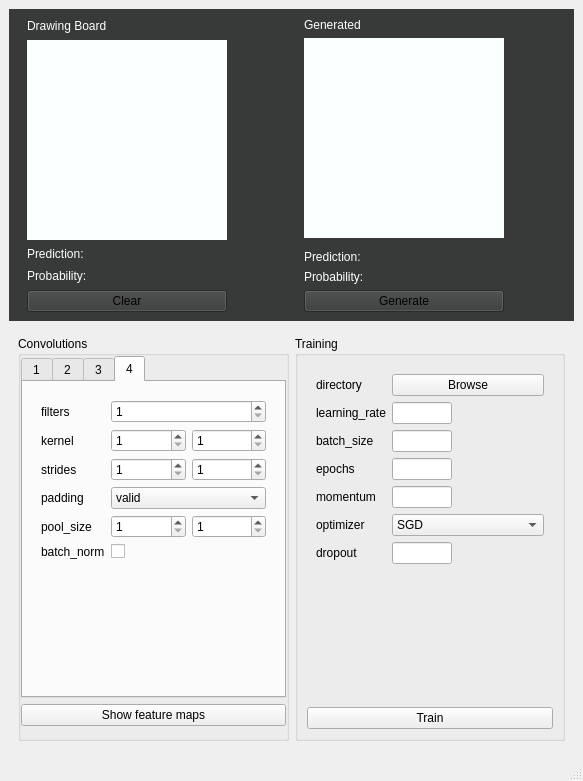
This is mainwindow.ui in temujin-lampasa/classifier_GUI as Qt 5 draws it before an edit. The edited form follows.
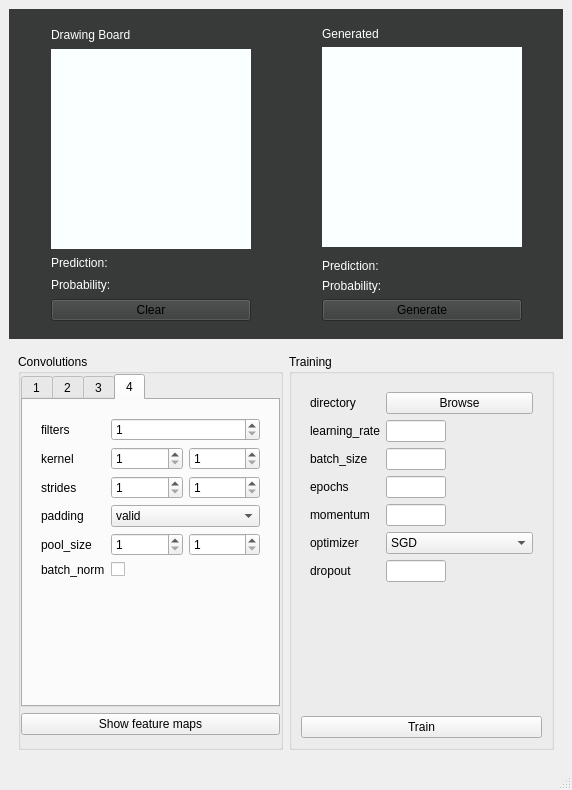
This is the edited form. Custom widgets are drawn as their Qt base class.

Commit message:
Fix label alignment
Center the 2 display labels on the layout

```diff
--- a/mainwindow.ui
+++ b/mainwindow.ui
@@ -6,8 +6,8 @@
    <rect>
     <x>0</x>
     <y>0</y>
-    <width>583</width>
-    <height>781</height>
+    <width>572</width>
+    <height>790</height>
    </rect>
   </property>
   <property name="sizePolicy">
@@ -501,6 +501,16 @@
        </property>
        <item>
         <widget class="QWidget" name="widget_3" native="true">
+         <layout class="QGridLayout" name="gridLayout_2">
+          <item row="0" column="0">
+           <widget class="QLabel" name="label_29">
+            <property name="text">
+             <string/>
+            </property>
+           </widget>
+          </item>
+          <item row="0" column="1">
+           <widget class="QWidget" name="widget_5" native="true">
          <layout class="QVBoxLayout" name="verticalLayout_8">
           <property name="spacing">
            <number>-1</number>
@@ -1124,14 +1134,34 @@
          </layout>
         </widget>
        </item>
+          <item row="0" column="2">
+           <widget class="QLabel" name="label_33">
+            <property name="text">
+             <string/>
+            </property>
+           </widget>
+          </item>
+         </layout>
+        </widget>
+       </item>
        <item>
-        <widget class="QWidget" name="widget_7" native="true">
-         <layout class="QVBoxLayout" name="verticalLayout_10">
+        <widget class="QWidget" name="widget_4" native="true">
+         <layout class="QGridLayout" name="gridLayout_8">
+          <item row="0" column="0">
+           <widget class="QLabel" name="label_27">
+            <property name="text">
+             <string/>
+            </property>
+           </widget>
+          </item>
+          <item row="0" column="1">
+           <widget class="QWidget" name="widget_20" native="true">
+            <layout class="QVBoxLayout" name="verticalLayout_20">
           <property name="spacing">
            <number>-1</number>
           </property>
           <item>
-           <widget class="QLabel" name="label_3">
+              <widget class="QLabel" name="label_19">
             <property name="text">
              <string>Generated</string>
             </property>
@@ -1141,7 +1171,7 @@
            </widget>
           </item>
           <item>
-           <widget class="QLabel" name="generated_label">
+              <widget class="QLabel" name="generated_label_4">
             <property name="sizePolicy">
              <sizepolicy hsizetype="Fixed" vsizetype="Fixed">
               <horstretch>0</horstretch>
@@ -1626,8 +1656,8 @@
            </widget>
           </item>
           <item>
-           <widget class="QWidget" name="widget_4" native="true">
-            <layout class="QGridLayout" name="gridLayout">
+              <widget class="QWidget" name="widget_21" native="true">
+               <layout class="QGridLayout" name="gridLayout_9">
              <property name="leftMargin">
               <number>0</number>
              </property>
@@ -1647,21 +1677,21 @@
            </widget>
           </item>
           <item>
-           <widget class="QLabel" name="label_4">
+              <widget class="QLabel" name="label_25">
             <property name="text">
              <string>Prediction:</string>
             </property>
            </widget>
           </item>
           <item>
-           <widget class="QLabel" name="label_9">
+              <widget class="QLabel" name="label_26">
             <property name="text">
              <string>Probability:</string>
             </property>
            </widget>
           </item>
           <item>
-           <widget class="QPushButton" name="generate_btn">
+              <widget class="QPushButton" name="generate_btn_4">
             <property name="maximumSize">
              <size>
               <width>200</width>
@@ -1770,6 +1800,16 @@
          </layout>
         </widget>
        </item>
+          <item row="0" column="2">
+           <widget class="QLabel" name="label_28">
+            <property name="text">
+             <string/>
+            </property>
+           </widget>
+          </item>
+         </layout>
+        </widget>
+       </item>
       </layout>
      </widget>
     </item>
@@ -2778,6 +2818,9 @@
                  <height>0</height>
                 </size>
                </property>
+               <property name="text">
+                <string/>
+               </property>
               </widget>
              </item>
              <item row="2" column="0">
```
Left out of the diff: 2 changed lines with no effect on the pictures. Lines whose indentation alone changed are shown as unchanged. The commit also changes 1 other file.
